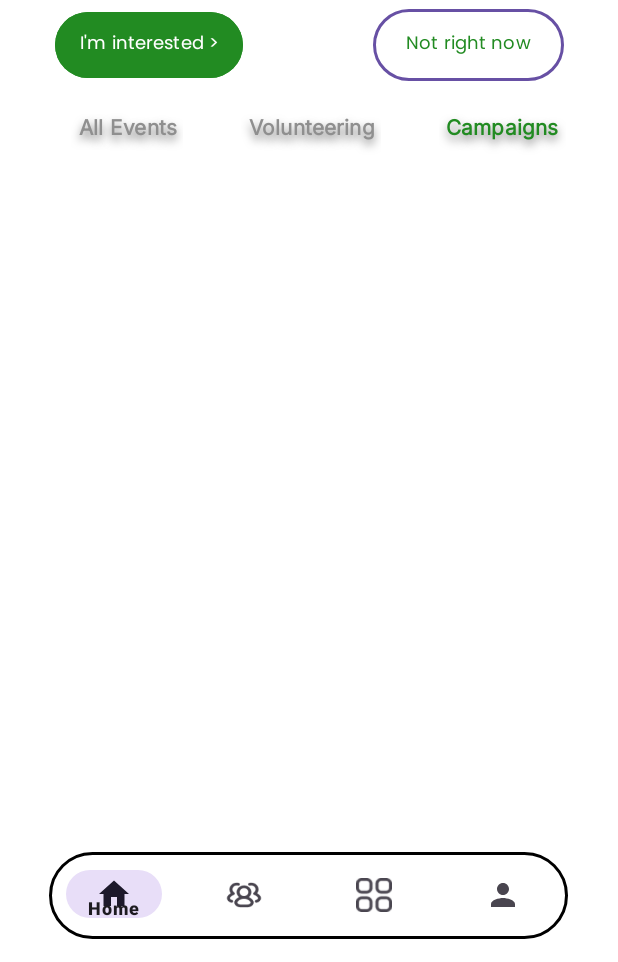
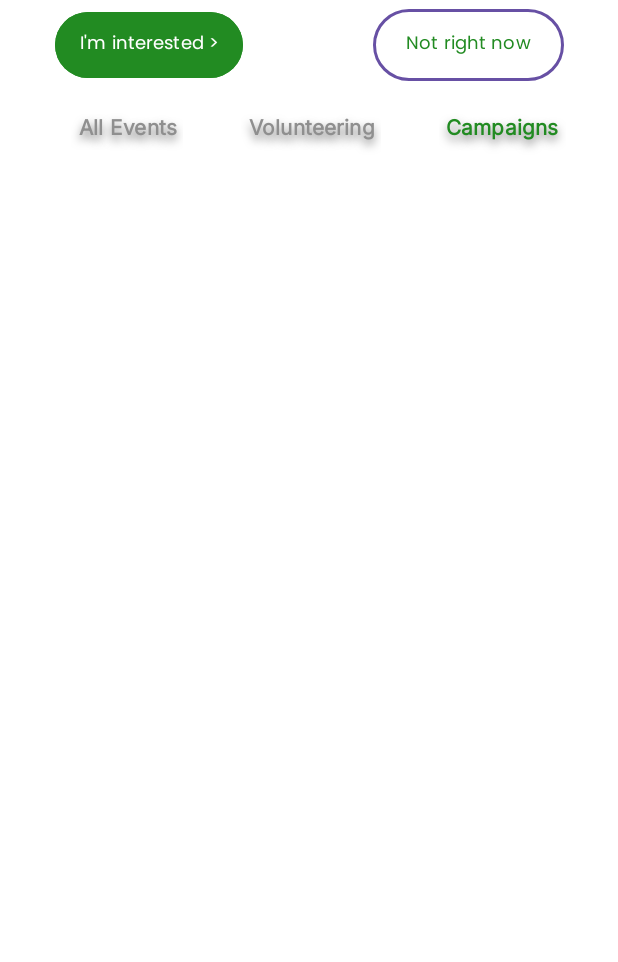
Before and after one commit to yanayusman/WIA2007-MAD, an Android app: the layout fragment_community_campaigns.xml on its own in the app's theme, with its tools: preview values and no code run, on a phone screen of 412 x 824 dp, the part 274-1236 px from its top. Run offline under Robolectric (Android 15) with nearby library versions, the light colour scheme and no system bars.

Commit message:
changed community activities into fragments

```diff
--- a/SharePlateApp/app/src/main/java/com/shareplateapp/HomePageActivity.java
+++ b/SharePlateApp/app/src/main/java/com/shareplateapp/HomePageActivity.java
@@ -24,13 +24,11 @@ public class HomePageActivity extends AppCompatActivity {
             if (itemId == R.id.navigation_home) {
                 replaceFragment(new HomeFragment());
             } else if (itemId == R.id.navigation_community) {
-                // TODO: Navigate to Community screen (replace with your CommunityFragment)
-                // replaceFragment(new CommunityFragment());
+                replaceFragment(new CommunityAllFragment());
             } else if (itemId == R.id.navigation_actions) {
                 // TODO: Navigate to Actions screen (replace with your ActionsFragment)
                 // replaceFragment(new ActionsFragment());
             } else if (itemId == R.id.navigation_profile) {
-                // TODO: Navigate to Profile screen (replace with your ProfileFragment)
                 replaceFragment(new ProfilePage());
             }
             return true;
--- a/SharePlateApp/app/src/main/res/layout/activity_community_campaigns.xml
+++ b/SharePlateApp/app/src/main/res/layout/fragment_community_campaigns.xml
@@ -6,7 +6,7 @@
     android:layout_width="match_parent"
     android:layout_height="match_parent"
     android:background="#FFFFFF"
-    tools:context=".CommunityAllActivity">
+    tools:context=".CommunityAllFragment">
 
     <ImageView
         android:id="@+id/imageView6"
@@ -177,23 +177,23 @@
         app:layout_constraintTop_toTopOf="parent"
         app:srcCompat="@drawable/ic_search" />
 
-    <FrameLayout
-        android:layout_width="409dp"
-        android:layout_height="58dp"
-        android:layout_marginStart="1dp"
-        android:layout_marginEnd="1dp"
-        android:layout_marginBottom="15dp"
-        app:layout_constraintBottom_toBottomOf="parent"
-        app:layout_constraintEnd_toEndOf="parent"
-        app:layout_constraintStart_toStartOf="parent">
+<!--    <FrameLayout-->
+<!--        android:layout_width="409dp"-->
+<!--        android:layout_height="58dp"-->
+<!--        android:layout_marginStart="1dp"-->
+<!--        android:layout_marginEnd="1dp"-->
+<!--        android:layout_marginBottom="15dp"-->
+<!--        app:layout_constraintBottom_toBottomOf="parent"-->
+<!--        app:layout_constraintEnd_toEndOf="parent"-->
+<!--        app:layout_constraintStart_toStartOf="parent">-->
 
-        <com.google.android.material.bottomnavigation.BottomNavigationView
-            android:id="@+id/bottomNavigationView"
-            android:layout_width="346dp"
-            android:layout_height="wrap_content"
-            android:layout_gravity="center"
-            android:background="@drawable/bottom_nav_background"
-            app:menu="@menu/bottom_navigation_menu" />
-    </FrameLayout>
+<!--        <com.google.android.material.bottomnavigation.BottomNavigationView-->
+<!--            android:id="@+id/bottomNavigationView"-->
+<!--            android:layout_width="346dp"-->
+<!--            android:layout_height="wrap_content"-->
+<!--            android:layout_gravity="center"-->
+<!--            android:background="@drawable/bottom_nav_background"-->
+<!--            app:menu="@menu/bottom_navigation_menu" />-->
+<!--    </FrameLayout>-->
 
 </androidx.constraintlayout.widget.ConstraintLayout>
--- a/SharePlateApp/app/src/main/res/layout/activity_community_search.xml
+++ b/SharePlateApp/app/src/main/res/layout/fragment_community_search.xml
@@ -5,7 +5,7 @@
     android:id="@+id/main"
     android:layout_width="match_parent"
     android:layout_height="match_parent"
-    tools:context=".CommunitySearchActivity">
+    tools:context=".CommunitySearchFragment">
 
     <ImageView
         android:id="@+id/imageView4"
```
Also changed, not shown: SharePlateApp/app/src/main/AndroidManifest.xml (+5 -5 lines), SharePlateApp/app/src/main/java/com/shareplateapp/CommunityAllActivity.java (deleted, +0 -24 lines), SharePlateApp/app/src/main/java/com/shareplateapp/CommunityAllFragment.java (added, +32 -0 lines), SharePlateApp/app/src/main/java/com/shareplateapp/CommunityCampaignsActivity.java (deleted, +0 -24 lines), SharePlateApp/app/src/main/java/com/shareplateapp/CommunityCampaignsFragment.java (added, +36 -0 lines), SharePlateApp/app/src/main/java/com/shareplateapp/CommunityDetailsActivity.java (deleted, +0 -24 lines), SharePlateApp/app/src/main/java/com/shareplateapp/CommunityDetailsFragment.java (added, +37 -0 lines), SharePlateApp/app/src/main/java/com/shareplateapp/CommunitySearchActivity.java (deleted, +0 -24 lines), SharePlateApp/app/src/main/java/com/shareplateapp/CommunitySearchFragment.java (added, +37 -0 lines), SharePlateApp/app/src/main/java/com/shareplateapp/CommunityVolunteeringActivity.java (deleted, +0 -24 lines), SharePlateApp/app/src/main/java/com/shareplateapp/CommunityVolunteeringFragment.java (added, +37 -0 lines), SharePlateApp/app/src/main/res/layout/fragment_community_all.xml (renamed from SharePlateApp/app/src/main/res/layout/activity_community_all.xml, +20 -1 lines), SharePlateApp/app/src/main/res/layout/fragment_community_details.xml (renamed from SharePlateApp/app/src/main/res/layout/activity_community_details.xml, +18 -18 lines), SharePlateApp/app/src/main/res/layout/fragment_community_volunteering.xml (renamed from SharePlateApp/app/src/main/res/layout/activity_community_volunteering.xml, +18 -18 lines).
